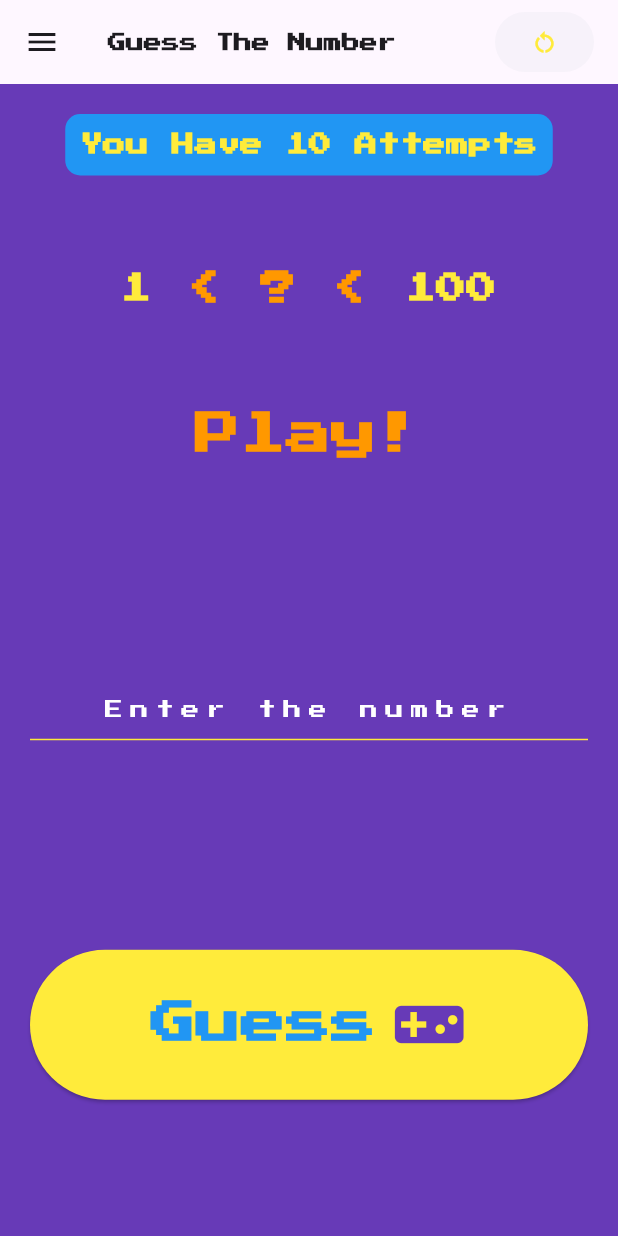
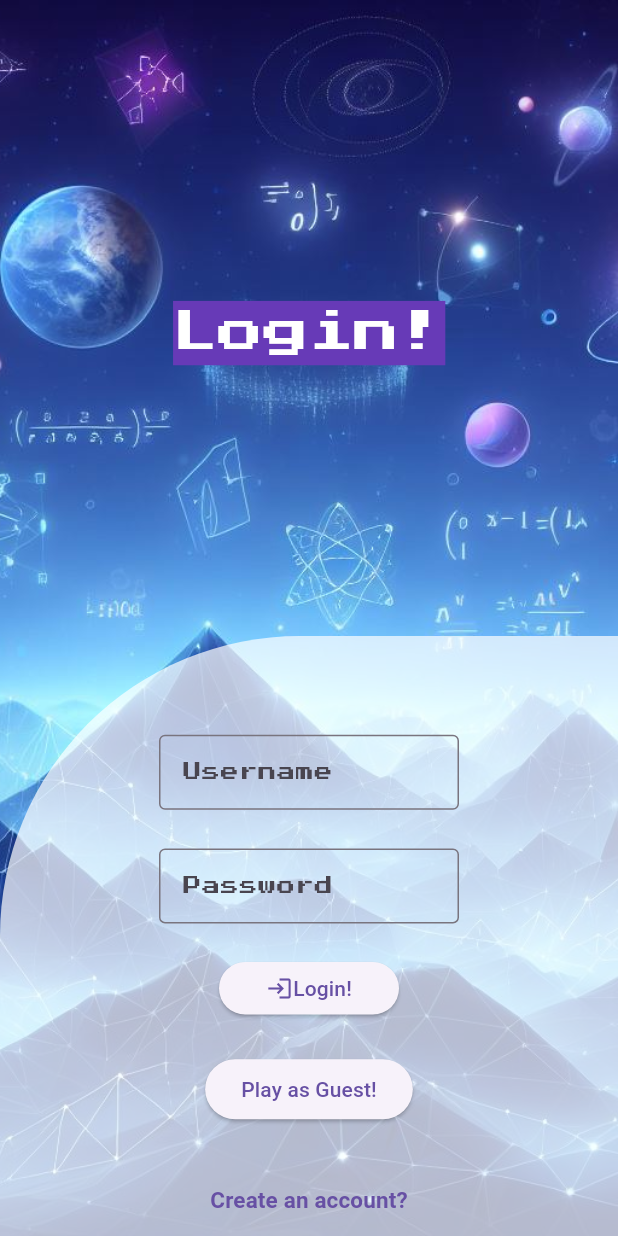
Before and after one commit to Mhmd12z/Guess_The_Number_Mobile_App, a Flutter app: the screen it shows after launch, on a phone screen of 412 x 824 dp. Run offline on Flutter 3.47's test engine with Material 3 defaults, Android fonts, the phone set to English and light mode, and no system bars; our stand-ins replace shared_preferences; missing offline and left inert: encrypted_shared_preferences.

Commit message:
For Project 2

```diff
--- a/lib/home.dart
+++ b/lib/home.dart
@@ -1,4 +1,11 @@
 import 'package:flutter/material.dart';
+import "package:http/http.dart" as http;
+import 'package:mobile_project_one/leaderboard.dart';
+import 'package:shared_preferences/shared_preferences.dart';
+import 'dart:convert' as convert;
+import "home.dart";
+import "login.dart";
+import 'package:encrypted_shared_preferences/encrypted_shared_preferences.dart';
 import 'dart:math';
 import 'score.dart';
 import "scorepage.dart";
@@ -13,6 +20,20 @@ class HomePage extends StatefulWidget {
 }
 
 class _HomePageState extends State<HomePage> {
+  String? username;
+  @override
+  void initState(){
+    getSavedData();
+    super.initState();
+  }
+  getSavedData() async{
+    final pref = await SharedPreferences.getInstance();
+    username = pref.getString("username")!;
+    setState(() {
+
+    });
+  }
+
   int rand = 2 + Random().nextInt(98); //The random number
   String msg = "Play!";
   String btnMode = "Guess";
@@ -169,6 +190,14 @@ class _HomePageState extends State<HomePage> {
                   fontWeight: FontWeight.w900,
                   fontFamily: 'PressStart2P'),
             ),
+            Row(
+              children: [
+                ElevatedButton(onPressed: () async{
+                  final SharedPreferences prefs = await SharedPreferences.getInstance();
+                  prefs.remove('username');
+                  Navigator.of(context).push(MaterialPageRoute(builder: (context)=>Login()));
+                }, child: Text("Logout")),
+                SizedBox(width: 20,),
                 ElevatedButton(
                   onPressed: restart,
                   style: ButtonStyle(
@@ -178,6 +207,8 @@ class _HomePageState extends State<HomePage> {
                     Icons.restart_alt,
                     color: Colors.yellow,
                   ),
+                ),
+              ],
             )
           ],
         ),
@@ -189,6 +220,13 @@ class _HomePageState extends State<HomePage> {
         elevation: 0,
         shape: const UnderlineInputBorder(
             borderSide: BorderSide(color: Colors.yellow, width: 20.0)),
+        child: Container(
+          decoration: const BoxDecoration(
+            image: DecorationImage(
+              image: AssetImage("assets/bgc.jpeg"),
+              fit: BoxFit.cover,
+            ),
+          ),
           child: Padding(
             padding: const EdgeInsets.all(10.0),
             child: Center(
@@ -207,14 +245,14 @@ class _HomePageState extends State<HomePage> {
                           ),
                         ),
                       ),
-                    const Expanded(
+                      Expanded(
                           child: ListTile(
                         title: Text(
-                        "Guest",
+                          username ?? "Guest",
                           style: TextStyle(color: Colors.white, fontSize: 10),
                         ),
                         subtitle: Text(
-                        "Sign Up From Here ->",
+                          username==null?"Sign Up From Here ->":"",
                           style: TextStyle(color: Colors.white, fontSize: 8.0),
                         ),
                       )),
@@ -370,7 +408,13 @@ class _HomePageState extends State<HomePage> {
                       );
                     },
                   ),
+                  ElevatedButton(onPressed: (){
+                    setState(() {
+                      Navigator.of(context).push(MaterialPageRoute(builder: (context)=>Leaderboard()));
+                    });
+                  }, child: Text("Leaderboard"))
                 ],
+              ),
             ),
           ),
         ),
--- /dev/null
+++ b/lib/login.dart
@@ -0,0 +1,207 @@
+import "package:flutter/material.dart";
+import "package:http/http.dart" as http;
+import 'dart:convert' as convert;
+import "home.dart";
+import "package:shared_preferences/shared_preferences.dart";
+import 'package:encrypted_shared_preferences/encrypted_shared_preferences.dart';
+import "./signup.dart";
+
+const String _baseURL = 'https://mhmd12z.000webhostapp.com';
+
+class Login extends StatefulWidget {
+  const Login({super.key});
+
+  @override
+  State<Login> createState() => _LoginState();
+}
+
+class _LoginState extends State<Login> {
+  final TextEditingController _controllerUserName = TextEditingController();
+  final TextEditingController _controllerPass = TextEditingController();
+  final GlobalKey<FormState> _formKey = GlobalKey<FormState>();
+  bool _loading = false;
+  @override
+  void dispose() {
+    _controllerUserName.dispose();
+    _controllerPass.dispose();
+    super.dispose();
+  }
+
+  addStringToSF(String user) async {
+    final SharedPreferences prefs = await SharedPreferences.getInstance();
+    prefs.setString('username', user);
+
+  }
+
+  void update(String text) {
+    ScaffoldMessenger.of(context).showSnackBar(SnackBar(content: Text(text)));
+    setState(() {
+      _loading = false;
+    });
+  }
+  void saveUserInfo(String username) async {
+    addStringToSF(username);
+  }
+
+  void login(
+      Function (String text) update,
+      String username,
+      String password
+      ) async {
+    try{
+      // Send a JSON object using http post
+      final response = await http
+          .post(
+        Uri.parse('$_baseURL/getUser.php'),
+        headers: <String, String>{
+          'Content-Type': 'application/json; charset=UTF-8',
+        },
+        body: convert.jsonEncode(<String, String>{
+          'username': username,
+          'password': password,
+        }),
+      )
+          .timeout(const Duration(seconds: 5));
+      if (response.statusCode == 200) {
+        saveUserInfo(username);
+        // If successful, call the update function with the response body
+        update(response.body);
+        Navigator.of(context).push(MaterialPageRoute(builder: (context) => const HomePage()));
+      } else if(response.statusCode==404){
+        update("The user is not registered");
+      }else if(response.statusCode==401){
+        update("The password is not correct");
+      }
+      else {
+        // Handle other status codes (e.g., display specific error messages)
+        update("Server error: ${response.statusCode}");
+      }
+
+    } catch (e) {
+      // Handle various exceptions (timeout, connection issues, etc.)
+      update("Connection error: $e");
+    }
+
+  }
+
+  @override
+  Widget build(BuildContext context) {
+    return Scaffold(
+      body: Container(
+        decoration: const BoxDecoration(
+          image: DecorationImage(
+            image: AssetImage("assets/bgc.jpeg"),
+            fit: BoxFit.cover,
+          ),
+        ),
+        child: Form(
+          key: _formKey,
+          child: Center(
+            child: Column(
+              mainAxisAlignment: MainAxisAlignment.spaceBetween,
+              children: [
+                const SizedBox(
+                  height: 20,
+                ),
+                const Text(
+                  "Login!",
+                  style: TextStyle(
+                      backgroundColor: Colors.deepPurple,
+                      fontSize: 30,
+                      color: Colors.white),
+                ),
+                SizedBox(
+                  width: double.infinity,
+                  height: 400,
+                  child: Container(
+                    decoration: const BoxDecoration(
+                      borderRadius:
+                          BorderRadius.only(topLeft: Radius.circular(200)),
+                      color: Colors.white70,
+                    ),
+                    child: Column(
+                      mainAxisAlignment: MainAxisAlignment.spaceBetween,
+                      children: [
+                        const SizedBox(
+                          height: 40,
+                        ),
+                        SizedBox(
+                          width: 200,
+                          child: TextFormField(
+                            controller: _controllerUserName,
+                            style: const TextStyle(fontSize: 12),
+                            decoration: const InputDecoration(
+                                hintText: "Username",
+                                border: OutlineInputBorder()),
+                            validator: (value) {
+                              if (value == null || value.isEmpty) {
+                                return 'Please enter your username';
+                              }
+                              return null;
+                            },
+                          ),
+                        ),
+                        SizedBox(
+                          width: 200,
+                          child: TextFormField(
+                            controller: _controllerPass,
+                            autocorrect: false,
+                            enableSuggestions: false,
+                            obscureText: true,
+                            style: const TextStyle(fontSize: 12),
+                            decoration: const InputDecoration(
+                                hintText: "Password",
+                                border: OutlineInputBorder()),
+                            validator: (value) {
+                              if (value == null || value.isEmpty) {
+                                return 'Please enter your password';
+                              }
+                              return null;
+                            },
+                          ),
+                        ),
+                        SizedBox(
+                          width: 120,
+                          height: 35,
+                          child: ElevatedButton(
+                              onPressed: _loading? null : () {
+                                if (_formKey.currentState!.validate()) {
+                                  setState(() {
+                                    _loading = true;
+                                  });
+                                login(update, _controllerUserName.text.toString(),_controllerPass.text.toString());
+                                }
+                              },
+                              child: const Row(
+                                mainAxisAlignment: MainAxisAlignment.center,
+                                children: [Icon(Icons.login), Text("Login!")],
+                              )),
+                        ),
+                        ElevatedButton(onPressed: () async{
+                          final SharedPreferences prefs = await SharedPreferences.getInstance();
+                          prefs.remove('username');
+                          Navigator.of(context).push(MaterialPageRoute(builder: (context)=>HomePage()));
+                        }, child: Text("Play as Guest!")),
+                        TextButton(
+                            onPressed: () {
+                              Navigator.of(context).push(
+                                MaterialPageRoute(builder: (context)=> const SignUp())
+                              );
+                            },
+                            child: const Text(
+                              "Create an account?",
+                              style: TextStyle(
+                                  fontSize: 15, fontWeight: FontWeight.w700),
+                            ))
+                      ],
+                    ),
+                  ),
+                )
+              ],
+            ),
+          ),
+        ),
+      ),
+    );
+  }
+}
--- a/lib/main.dart
+++ b/lib/main.dart
@@ -1,5 +1,7 @@
 import 'package:flutter/material.dart';
 import './home.dart';
+import "./signup.dart";
+import "./login.dart";
 
 void main() => runApp(const MyApp());
 
@@ -17,7 +19,7 @@ class MyApp extends StatelessWidget {
               bodyLarge: TextStyle(fontFamily: 'PressStart2P'),
               bodyMedium: TextStyle(fontFamily: 'PressStart2P'),
               bodySmall: TextStyle(fontFamily: 'PressStart2P'))),
-      home: const HomePage(),
+      home: const Login(),
     );
   }
 }
--- a/pubspec.yaml
+++ b/pubspec.yaml
@@ -31,11 +31,14 @@ dependencies:
   flutter:
     sdk: flutter
   flare_flutter: 3.0.1
+  shared_preferences: ^2.0.10
 
 
   # The following adds the Cupertino Icons font to your application.
   # Use with the CupertinoIcons class for iOS style icons.
   cupertino_icons: ^1.0.2
+  encrypted_shared_preferences: ^3.0.1
+  http: ^1.1.0
 
 dev_dependencies:
   flutter_test:
```
Also changed, not shown: lib/leaderboard.dart (added, +53 -0 lines), lib/player.dart (added, +65 -0 lines), lib/signup.dart (added, +250 -0 lines), pubspec.lock. Lines whose indentation alone changed are shown as unchanged.
